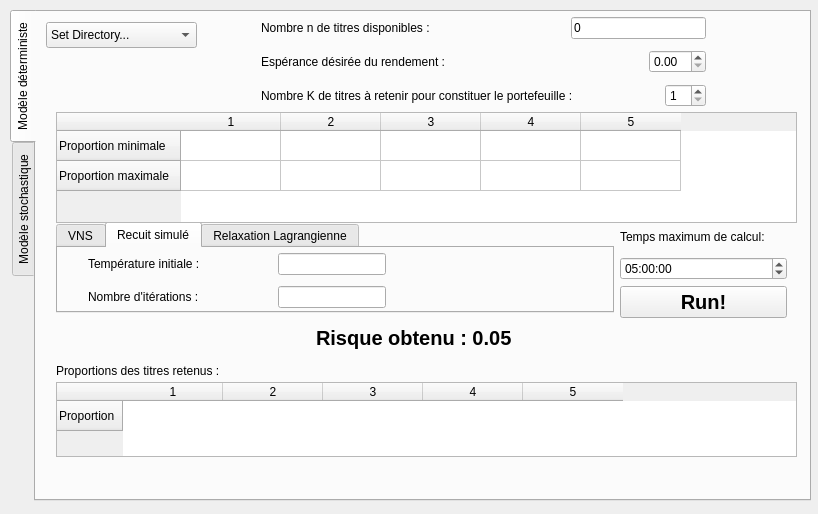
First picture: the form in src/gui/GUI.ui, repository falcong/portfolio-opti, before the edit.
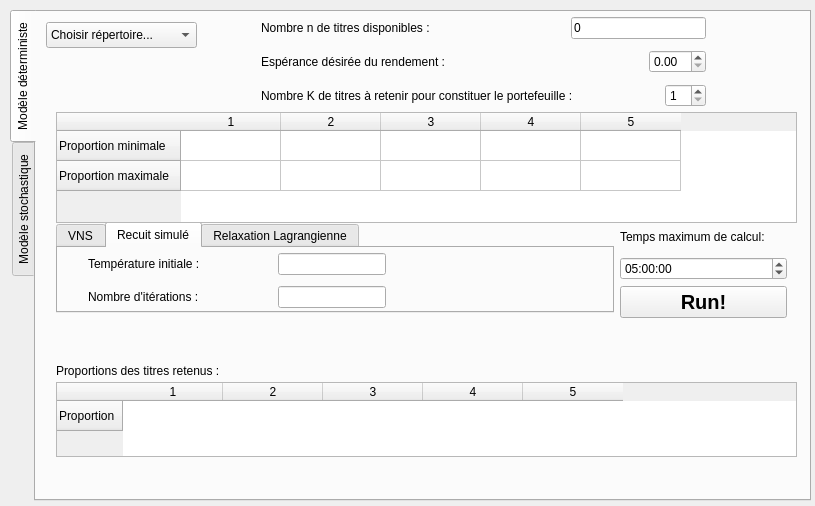
Second picture: the form after the edit. The open tabs and pages were chosen to show the change.

Diff of the .ui file:
```diff
--- a/src/gui/GUI.ui
+++ b/src/gui/GUI.ui
@@ -5,8 +5,8 @@
    <rect>
     <x>0</x>
     <y>0</y>
-    <width>818</width>
-    <height>514</height>
+    <width>815</width>
+    <height>506</height>
    </rect>
   </property>
   <property name="windowTitle" >
@@ -45,7 +45,7 @@
      </property>
      <item>
       <property name="text" >
-       <string>Set Directory...</string>
+       <string>Choisir répertoire...</string>
       </property>
      </item>
     </widget>
@@ -443,7 +443,7 @@
       </font>
      </property>
      <property name="text" >
-      <string>Risque obtenu : 0.05</string>
+      <string> </string>
      </property>
     </widget>
     <widget class="QWidget" name="layoutWidget" >
```
Left out of the diff: 8 changed lines with no effect on the pictures.
